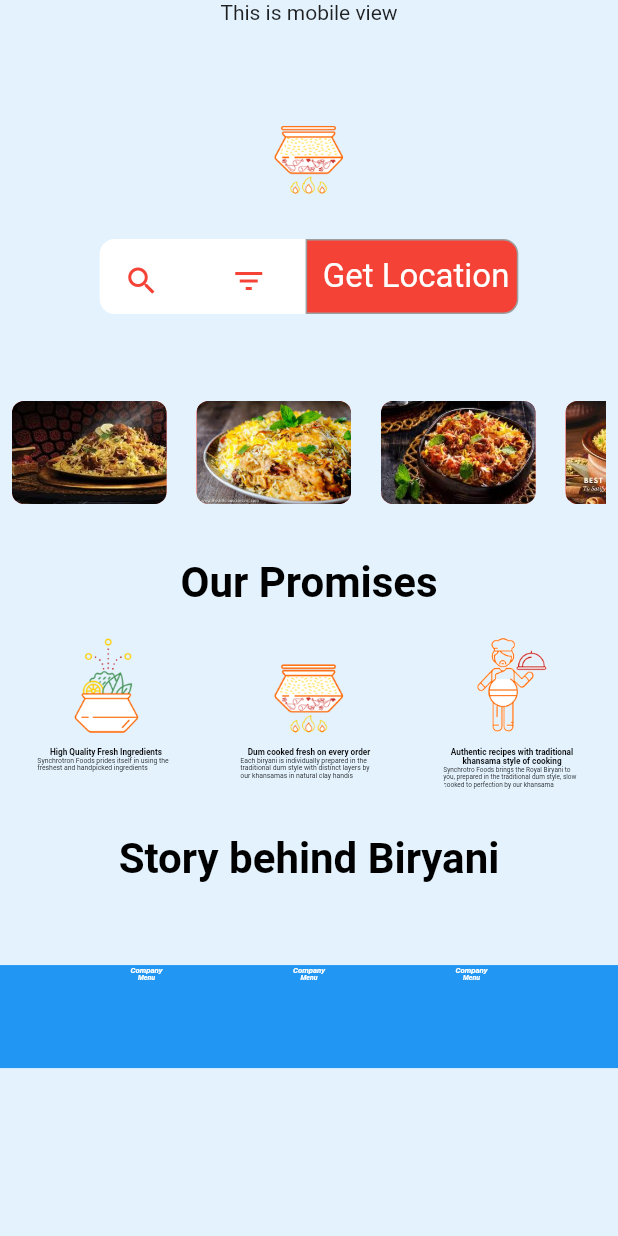
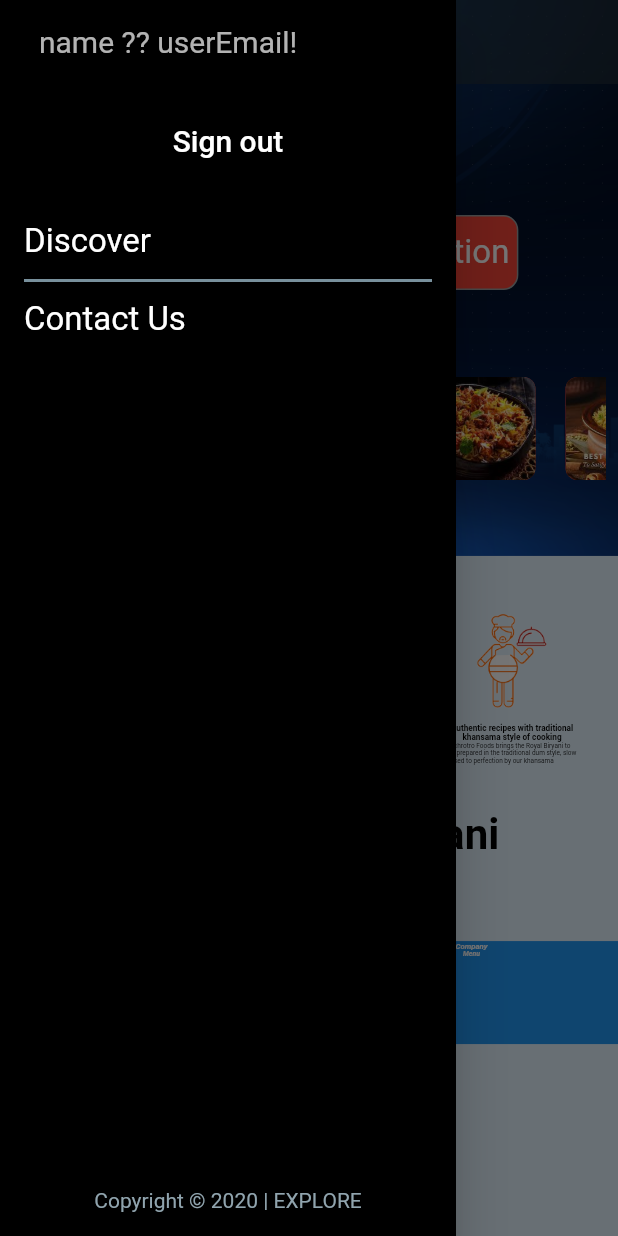
Before and after one commit to sk128292/sync_biryani_web, a Flutter app: the screen it shows once a user with an empty profile is signed in, with the side drawer open (before the commit the screen has no drawer), on a phone screen of 412 x 824 dp. Run offline on Flutter 3.47's test engine with Material 2 defaults, Android fonts, the light colour scheme and no system bars; our stand-ins replace carousel_pro, cloud_firestore, firebase_auth, firebase_core, flutter_spinkit, js and 1 more; accounts and stored records are empty; network calls fail; Roboto replaces fonts that are missing (Montserrat).

Commit message:
top menu bar

```diff
--- a/lib/main.dart
+++ b/lib/main.dart
@@ -5,7 +5,6 @@ import 'package:sync_biryani_web/provider/app_provider.dart';
 import 'package:sync_biryani_web/provider/user_provider.dart';
 import 'package:sync_biryani_web/screens/home_page.dart';
 import 'package:sync_biryani_web/screens/login.dart';
-import 'package:sync_biryani_web/widgets/footer.dart';
 import 'package:sync_biryani_web/widgets/loading.dart';
 
 Future<void> main() async {
@@ -49,21 +48,3 @@ class ScreenController extends StatelessWidget {
     }
   }
 }
-
-class MyHomePage extends StatelessWidget {
-  @override
-  Widget build(BuildContext context) {
-    return Scaffold(
-      backgroundColor: Colors.blue[50],
-      body: SingleChildScrollView(
-        child: Column(
-          children: [
-            HomePage(),
-            SizedBox(height: MediaQuery.of(context).size.width / 12),
-            WidgetFooter(),
-          ],
-        ),
-      ),
-    );
-  }
-}
--- a/lib/screens/home_page.dart
+++ b/lib/screens/home_page.dart
@@ -1,19 +1,71 @@
 import 'package:flutter/material.dart';
-import 'package:sync_biryani_web/widgets/navbar.dart';
+import 'package:sync_biryani_web/widgets/footer.dart';
 import 'package:sync_biryani_web/widgets/promise.dart';
+import 'package:sync_biryani_web/widgets/responsive.dart';
 import 'package:sync_biryani_web/widgets/search.dart';
 import 'package:sync_biryani_web/widgets/stories.dart';
+import 'package:sync_biryani_web/widgets/synch_drawer.dart';
+import 'package:sync_biryani_web/widgets/top_bar_content.dart';
 
-class HomePage extends StatelessWidget {
+class MyHomePage extends StatefulWidget {
+  @override
+  _MyHomePageState createState() => _MyHomePageState();
+}
+
+class _MyHomePageState extends State<MyHomePage> {
+  double _opacity = 0.6;
+
   @override
   Widget build(BuildContext context) {
-    return Column(
-      children: [
-        Navbar(),
-        SearchBox(),
-        Promise(),
-        Story(),
-      ],
+    var screenSize = MediaQuery.of(context).size;
+    return Scaffold(
+      extendBodyBehindAppBar: true,
+      backgroundColor: Colors.blue[50],
+      appBar: Responsive.isMobile(context)
+          ? AppBar(
+              backgroundColor: Colors.blueGrey.shade900.withOpacity(_opacity),
+              elevation: 0,
+              title: Text(
+                'SF Biryani',
+                style: TextStyle(
+                  color: Colors.blueGrey.shade100,
+                  fontSize: 20,
+                  fontFamily: 'Montserrat',
+                  fontWeight: FontWeight.w400,
+                  letterSpacing: 3,
+                ),
+              ),
+            )
+          : PreferredSize(
+              preferredSize: Size(screenSize.width, 1000),
+              child: TopBarContent(),
+            ),
+      drawer: SynchDrawer(),
+      body: SingleChildScrollView(
+        child: Stack(
+          children: [
+            Container(
+              child: SizedBox(
+                height: screenSize.height * 0.45,
+                width: screenSize.width,
+                child: Image.asset(
+                  'images/header.png',
+                  fit: BoxFit.cover,
+                ),
+              ),
+            ),
+            Column(
+              children: [
+                SearchBox(),
+                Promise(),
+                Story(),
+                SizedBox(height: MediaQuery.of(context).size.width / 12),
+                WidgetFooter(),
+              ],
+            ),
+          ],
+        ),
+      ),
     );
   }
 }
--- a/lib/screens/login.dart
+++ b/lib/screens/login.dart
@@ -2,7 +2,6 @@ import 'package:flutter/material.dart';
 import 'package:provider/provider.dart';
 import 'package:sync_biryani_web/helpers/commans.dart';
 import 'package:sync_biryani_web/helpers/screen_navigation.dart';
-import 'package:sync_biryani_web/main.dart';
 import 'package:sync_biryani_web/provider/user_provider.dart';
 import 'package:sync_biryani_web/screens/home_page.dart';
 import 'package:sync_biryani_web/screens/registration.dart';
@@ -247,7 +246,7 @@ class _LoginPageState extends State<LoginPage> {
                                       }
                                       authProvider.cleanControllers();
                                       changeScreenReplacement(
-                                          context, HomePage());
+                                          context, MyHomePage());
                                     },
                                     child: Container(
                                       decoration: BoxDecoration(
--- a/lib/screens/registration.dart
+++ b/lib/screens/registration.dart
@@ -2,6 +2,7 @@ import 'package:sync_biryani_web/helpers/commans.dart';
 import 'package:sync_biryani_web/helpers/screen_navigation.dart';
 import 'package:sync_biryani_web/main.dart';
 import 'package:sync_biryani_web/provider/user_provider.dart';
+import 'package:sync_biryani_web/screens/home_page.dart';
 import 'package:sync_biryani_web/screens/login.dart';
 import 'package:sync_biryani_web/widgets/custom_text.dart';
 import 'package:sync_biryani_web/widgets/loading.dart';
--- a/lib/widgets/navbar.dart
+++ b/lib/widgets/navbar.dart
@@ -3,6 +3,7 @@ import 'package:provider/provider.dart';
 import 'package:sync_biryani_web/helpers/screen_navigation.dart';
 import 'package:sync_biryani_web/main.dart';
 import 'package:sync_biryani_web/provider/user_provider.dart';
+import 'package:sync_biryani_web/screens/home_page.dart';
 import 'package:sync_biryani_web/screens/login.dart';
 import 'package:sync_biryani_web/widgets/menuItem.dart';
 import 'package:sync_biryani_web/widgets/responsive.dart';
@@ -85,19 +86,8 @@ class _NavbarState extends State<Navbar> {
                 ),
                 MenuItem(
                   title: authProvider.userModel?.name ?? "name loading...",
-                  press: () {
-                    // Navigator.push(
-                    //   context,
-                    //   MaterialPageRoute(
-                    //     builder: (context) => LoginPage(),
-                    //   ),
-                    // );
-                  },
+                  press: () {},
                 ),
-                // DefaultButton(
-                //   text: "Get Started",
-                //   press: () {},
-                // ),
               ],
             ),
           )
--- /dev/null
+++ b/lib/widgets/synch_drawer.dart
@@ -0,0 +1,169 @@
+import 'package:flutter/material.dart';
+
+class SynchDrawer extends StatefulWidget {
+  @override
+  _SynchDrawerState createState() => _SynchDrawerState();
+}
+
+class _SynchDrawerState extends State<SynchDrawer> {
+  bool _isProcessing = false;
+  @override
+  Widget build(BuildContext context) {
+    return Drawer(
+      child: Container(
+        color: Colors.black,
+        child: Padding(
+          padding: const EdgeInsets.all(16.0),
+          child: Column(
+            crossAxisAlignment: CrossAxisAlignment.start,
+            mainAxisAlignment: MainAxisAlignment.start,
+            children: [
+              "userEmail" == null
+                  ? Container(
+                      width: double.maxFinite,
+                      child: TextButton(
+                        // color: Colors.black,
+                        // hoverColor: Colors.blueGrey[800],
+                        // highlightColor: Colors.blueGrey[700],
+                        style: TextButton.styleFrom(
+                          primary: Colors.black,
+                          shape: RoundedRectangleBorder(
+                            borderRadius: BorderRadius.circular(15),
+                          ),
+                        ),
+                        onPressed: () {
+                          // showDialog(
+                          //   context: context,
+                          //   builder: (context) => AuthDialog(),
+                          // );
+                        },
+                        // shape: RoundedRectangleBorder(
+                        //   borderRadius: BorderRadius.circular(15),
+                        // ),
+                        child: Padding(
+                          padding: EdgeInsets.only(
+                            top: 15.0,
+                            bottom: 15.0,
+                          ),
+                          child: Text(
+                            'Sign in',
+                            style: TextStyle(
+                              fontSize: 20,
+                              color: Colors.white,
+                            ),
+                          ),
+                        ),
+                      ),
+                    )
+                  : Row(
+                      mainAxisAlignment: MainAxisAlignment.start,
+                      mainAxisSize: MainAxisSize.max,
+                      children: [
+                        SizedBox(width: 10),
+                        Text(
+                          "name ?? userEmail!",
+                          style: TextStyle(
+                            fontSize: 20,
+                            color: Colors.white70,
+                          ),
+                        )
+                      ],
+                    ),
+              SizedBox(height: 20),
+              "userEmail" != null
+                  ? Container(
+                      width: double.maxFinite,
+                      child: TextButton(
+                        // color: Colors.black,
+                        // hoverColor: Colors.blueGrey[800],
+                        // highlightColor: Colors.blueGrey[700],
+                        style: TextButton.styleFrom(
+                          primary: Colors.black,
+                          shape: RoundedRectangleBorder(
+                            borderRadius: BorderRadius.circular(15),
+                          ),
+                        ),
+                        onPressed: () {},
+                        // _isProcessing
+                        //     ? null
+                        //     : () async {
+                        //         setState(() {
+                        //           _isProcessing = true;
+                        //         });
+                        //         await signOut().then((result) {
+                        //           print(result);
+                        //           Navigator.of(context).pushReplacement(
+                        //             MaterialPageRoute(
+                        //               fullscreenDialog: true,
+                        //               builder: (context) => HomePage(),
+                        //             ),
+                        //           );
+                        //         }).catchError((error) {
+                        //           print('Sign Out Error: $error');
+                        //         });
+                        //         setState(() {
+                        //           _isProcessing = false;
+                        //         });
+                        //       },
+                        // shape: RoundedRectangleBorder(
+                        //   borderRadius: BorderRadius.circular(15),
+                        // ),
+                        child: Padding(
+                          padding: EdgeInsets.only(
+                            top: 15.0,
+                            bottom: 15.0,
+                          ),
+                          child: _isProcessing
+                              ? CircularProgressIndicator()
+                              : Text(
+                                  'Sign out',
+                                  style: TextStyle(
+                                    fontSize: 20,
+                                    color: Colors.white,
+                                  ),
+                                ),
+                        ),
+                      ),
+                    )
+                  : Container(),
+              "userEmail" != null ? SizedBox(height: 20) : Container(),
+              InkWell(
+                onTap: () {},
+                child: Text(
+                  'Discover',
+                  style: TextStyle(color: Colors.white, fontSize: 22),
+                ),
+              ),
+              Padding(
+                padding: const EdgeInsets.only(top: 5.0, bottom: 5.0),
+                child: Divider(
+                  color: Colors.blueGrey[400],
+                  thickness: 2,
+                ),
+              ),
+              InkWell(
+                onTap: () {},
+                child: Text(
+                  'Contact Us',
+                  style: TextStyle(color: Colors.white, fontSize: 22),
+                ),
+              ),
+              Expanded(
+                child: Align(
+                  alignment: Alignment.bottomCenter,
+                  child: Text(
+                    'Copyright © 2020 | EXPLORE',
+                    style: TextStyle(
+                      color: Colors.blueGrey[300],
+                      fontSize: 14,
+                    ),
+                  ),
+                ),
+              )
+            ],
+          ),
+        ),
+      ),
+    );
+  }
+}
```
Also changed, not shown: lib/helpers/commans.dart (+46 -0 lines), lib/screens/product_page.dart (+24 -3 lines), lib/widgets/top_bar_content.dart (added, +258 -0 lines), images/header.png (added).
